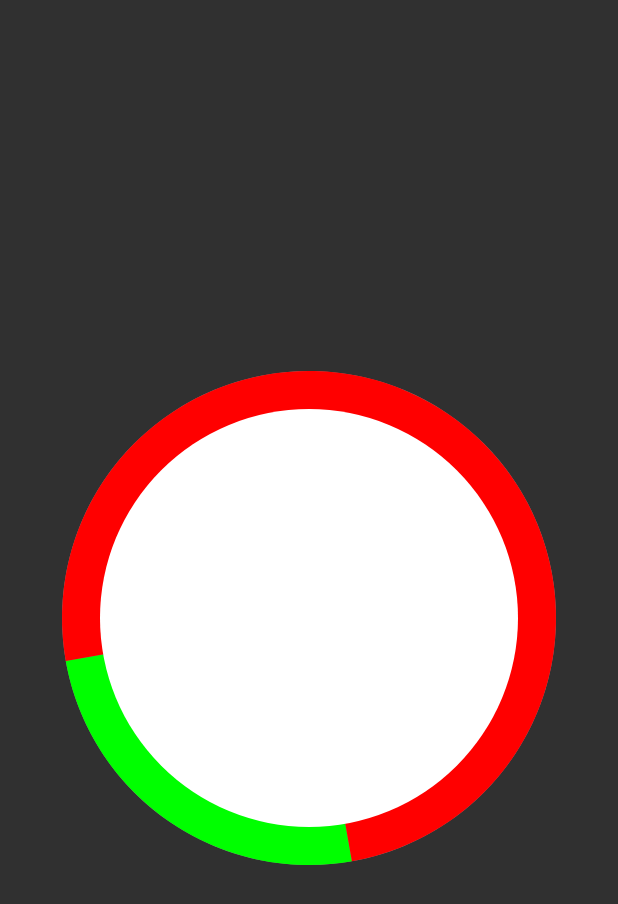
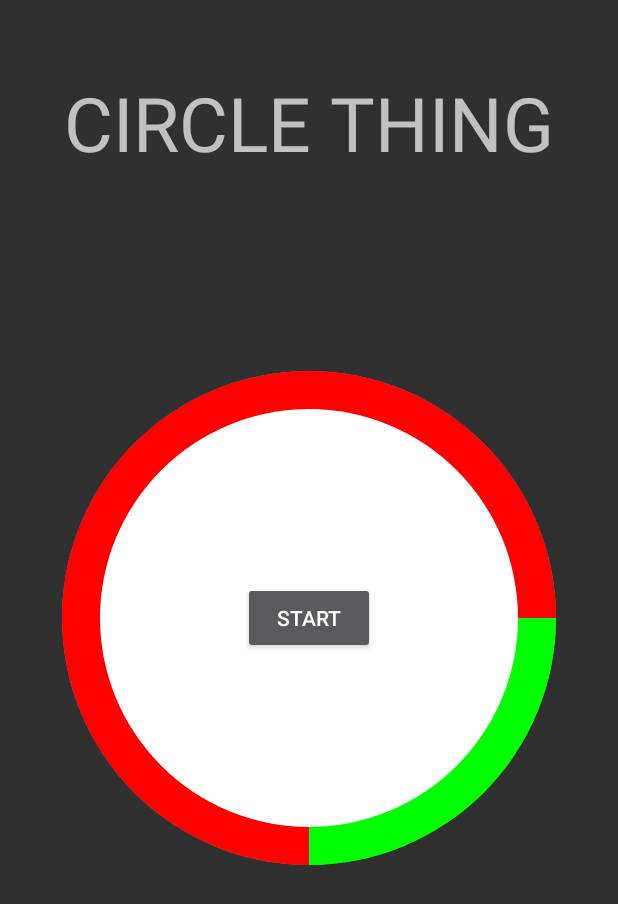
Before and after one commit to agzen2000/CircleThing, an Android app: the screen it shows after launch (MainActivity), on a phone screen of 412 x 824 dp. Shown: the top 904 px of the screen. Run offline under Robolectric (Android 15) with nearby library versions, the phone set to English and light mode, and no system bars.

Commit message:
start screen

```diff
--- a/app/src/main/java/com/games/akash/circlething/Ball.java
+++ b/app/src/main/java/com/games/akash/circlething/Ball.java
@@ -21,9 +21,11 @@ import java.util.Random;
 public class Ball extends View {
 
     private ShapeDrawable ball;
-    int deviceWidth = this.getResources().getDisplayMetrics().widthPixels;
-    int deviceHeight = this.getResources().getDisplayMetrics().heightPixels;
-    public final int RADIUS = deviceWidth/20;
+    private int deviceWidth = this.getResources().getDisplayMetrics().widthPixels;
+    private int deviceHeight = this.getResources().getDisplayMetrics().heightPixels;
+    private int x = deviceWidth /2;
+    private int y = deviceHeight /2;
+    public final int RADIUS = deviceWidth/25;
     private double angle = 1000;
     private static double vX;
     private static double vY;
@@ -32,12 +34,16 @@ public class Ball extends View {
     private static int right;
     private static int top;
     private static int bottom;
-    private boolean stop = false;
+    private boolean start = false;
     private Thread mThread;
+    private Circle ring;
 
-    public Ball(Context context) {
+    public Ball(Context context, Circle c, int speed) {
         super(context);
         init(context);
+        vT = speed;
+        ring = c;
+
     }
 
     public Ball(Context context, AttributeSet attrs) {
@@ -51,8 +57,6 @@ public class Ball extends View {
     }
 
     private void init (Context context) {
-        int x = deviceWidth /2;
-        int y = deviceHeight /2;
 
         ball = new ShapeDrawable(new OvalShape());
         ball.getPaint().setColor(Color.BLUE);
@@ -89,6 +93,14 @@ public class Ball extends View {
             bottom+=vY;
             ball.setBounds(left, top, right, bottom);
             invalidate();
+
+            int relativeX = left - x + RADIUS;
+            int relativeY = top - y + RADIUS;
+            int relativeRadius = ring.radius - ring.x/8 - RADIUS;
+
+            if(relativeRadius * relativeRadius <= relativeX * relativeX + relativeY * relativeY) {
+
+            }
         }
     };
 
@@ -97,9 +109,11 @@ public class Ball extends View {
         @Override
         public void run()
         {
-            while(!stop)
+            while(true)
             {
-                moveHandler.sendEmptyMessage(0);
+                if(start) {
+                    moveHandler.sendEmptyMessage(0);
+                }
                 try {
                     Thread.sleep(10);
                 } catch (InterruptedException e) {
@@ -115,4 +129,8 @@ public class Ball extends View {
     protected void onDraw(Canvas canvas) {
         ball.draw(canvas);
     }
+
+    public void start() {
+        start = true;
+    }
 }
--- a/app/src/main/java/com/games/akash/circlething/Circle.java
+++ b/app/src/main/java/com/games/akash/circlething/Circle.java
@@ -26,9 +26,11 @@ public class Circle extends View
     private ShapeDrawable topCircle;
     private boolean lDown = false;
     private boolean rDown = false;
-    private int angle = 80;
-    int mWidth= this.getResources().getDisplayMetrics().widthPixels;
-    int mHeight= this.getResources().getDisplayMetrics().heightPixels;
+    private int sweep = 90;
+    private boolean start = false;
+    int angle = 0;
+    private int mWidth= this.getResources().getDisplayMetrics().widthPixels;
+    private int mHeight= this.getResources().getDisplayMetrics().heightPixels;
     int radius = 2 * mWidth/5;
     int x = mWidth/2;
     int y = mHeight/2;
@@ -86,20 +88,16 @@ public class Circle extends View
         int eventAction = event.getAction();
 
         int x = (int)event.getX();
-
-
-        // put your code in here to handle the event
+        if(start) {
             switch (eventAction) {
                 case MotionEvent.ACTION_DOWN:
                     //Toast.makeText(getContext(), "Down", Toast.LENGTH_SHORT).show();
-                if(x>=mWidth/2)
-                {
+                    if (x >= mWidth / 2) {
                         rDown = true;
                         Thread t = new Thread(rotate);
                         t.start();
                     }
-                if(x<mWidth/2)
-                {
+                    if (x < mWidth / 2) {
                         lDown = true;
                         Thread t = new Thread(rotate);
                         t.start();
@@ -111,19 +109,18 @@ public class Circle extends View
                     rDown = false;
                     break;
                 case MotionEvent.ACTION_MOVE:
-                if(x>=mWidth/2)
-                {
+                    if (x >= mWidth / 2) {
                         rDown = true;
                         lDown = false;
                     }
-                if(x<mWidth/2)
-                {
+                    if (x < mWidth / 2) {
                         lDown = true;
                         rDown = false;
                     }
             }
 
             invalidate();
+        }
         return true;
     }
 
@@ -147,11 +144,11 @@ public class Circle extends View
     @Override
     protected void onDraw(Canvas canvas)
     {
-        goodGate = new ShapeDrawable(new ArcShape(angle,90));
+        goodGate = new ShapeDrawable(new ArcShape(angle,sweep));
         goodGate.getPaint().setColor(Color.GREEN);
         goodGate.setBounds(x-radius, y-radius, x+radius, y+radius);
 
-        badGate= new ShapeDrawable(new ArcShape(angle+90,270));
+        badGate= new ShapeDrawable(new ArcShape(angle+90,360 - sweep));
         badGate.getPaint().setColor(Color.RED);
         badGate.setBounds(x-radius, y-radius, x+radius, y+radius);
 
@@ -160,4 +157,11 @@ public class Circle extends View
         badGate.draw(canvas);
         topCircle.draw(canvas);
     }
+
+    public void setSweep(int sweep) {
+        this.sweep = sweep;
     }
+    public void start () {
+        start = true;
+    }
+}
--- a/app/src/main/java/com/games/akash/circlething/MainActivity.java
+++ b/app/src/main/java/com/games/akash/circlething/MainActivity.java
@@ -5,23 +5,77 @@ import android.graphics.drawable.shapes.OvalShape;
 import android.support.v7.app.AppCompatActivity;
 import android.os.Bundle;
 import android.graphics.*;
+import android.widget.Button;
 import android.widget.ImageView;
 import android.content.Context;
 import android.view.View;
+import android.widget.RelativeLayout;
+import android.widget.TextView;
+
+import org.w3c.dom.Text;
+
+import java.util.Timer;
+import java.util.TimerTask;
 
 public class MainActivity extends AppCompatActivity
 {
-    Circle c;
+    Circle ring;
+    Ball ball;
+    RelativeLayout mainLayout;
+    Button btn;
+    TextView txt;
+    TextView counter;
+    int sweep = 90;
+    int speed = 5;
+    Timer timer;
+    TimerTask setTxt;
+    int counterNum;
 
     @Override
     protected void onCreate(Bundle savedInstanceState)
     {
         super.onCreate(savedInstanceState);
         setContentView(R.layout.activity_main);
-        c = new Circle(this);
-        setContentView(R.layout.activity_main);
 
+        ring = new Circle(this);
 
+        mainLayout = (RelativeLayout)findViewById(R.id.activity_main);
+        btn = (Button) findViewById(R.id.button);
+        txt = (TextView) findViewById(R.id.textView);
+        counter = (TextView) findViewById(R.id.counter);
+        timer = new Timer();
+        counterNum = 3;
+        setTxt = new TimerTask() {
+            @Override
+            public void run() {
+                counterNum--;
+                    if(counterNum == 0) {
+                        timer.cancel();
+                        ball.start();
+                        ring.start();
+                        counter.setVisibility(View.INVISIBLE);
+                    } else {
+                        counter.setText(String.valueOf(counterNum));
+                    }
+                }
+        };
+        counter.setVisibility(View.INVISIBLE);
+        mainLayout.addView(ring, RelativeLayout.LayoutParams.MATCH_PARENT,RelativeLayout.LayoutParams.MATCH_PARENT);
+        btn.bringToFront();
+        txt.bringToFront();
+
+        btn.setOnClickListener(new View.OnClickListener() {
+            @Override
+            public void onClick(View v) {
+                ball = new Ball(getApplicationContext(), ring, speed);
+                mainLayout.addView(ball, RelativeLayout.LayoutParams.MATCH_PARENT,RelativeLayout.LayoutParams.MATCH_PARENT);
+                btn.setVisibility(View.INVISIBLE);
+                txt.setVisibility(View.INVISIBLE);
+                counter.bringToFront();
+                counter.setVisibility(View.VISIBLE);
+                timer.schedule(setTxt, 1000);
+            }
+        });
 
     }
 }
--- a/app/src/main/res/layout/activity_main.xml
+++ b/app/src/main/res/layout/activity_main.xml
@@ -1,19 +1,38 @@
 <?xml version="1.0" encoding="utf-8"?>
-<FrameLayout xmlns:android="http://schemas.android.com/apk/res/android"
+<RelativeLayout xmlns:android="http://schemas.android.com/apk/res/android"
     xmlns:tools="http://schemas.android.com/tools"
     android:id="@+id/activity_main"
     android:layout_width="match_parent"
     android:layout_height="match_parent"
     tools:context="com.games.akash.circlething.MainActivity">
 
-    <com.games.akash.circlething.Circle
-        android:layout_width="match_parent"
-        android:layout_height="match_parent"
-        android:id="@+id/circle" />
 
-    <com.games.akash.circlething.Ball
-        android:layout_width="match_parent"
-        android:layout_height="match_parent" />
+    <Button
+        android:id="@+id/button"
+        android:layout_width="wrap_content"
+        android:layout_height="wrap_content"
+        android:layout_centerHorizontal="true"
+        android:layout_centerVertical="true"
+        android:text="Start" />
 
+    <TextView
+        android:id="@+id/textView"
+        android:layout_width="wrap_content"
+        android:layout_height="wrap_content"
+        android:layout_alignParentTop="true"
+        android:layout_centerHorizontal="true"
+        android:layout_marginTop="48dp"
+        android:textSize="50dp"
+        android:text="CIRCLE THING" />
 
-</FrameLayout>
+    <TextView
+        android:id="@+id/counter"
+        android:layout_width="wrap_content"
+        android:layout_height="wrap_content"
+        android:layout_centerHorizontal="true"
+        android:layout_centerVertical="true"
+        android:textSize="150dp"
+        android:textColor="#000000"
+        android:text="3" />
+
+</RelativeLayout>
--- a/build.gradle
+++ b/build.gradle
@@ -5,7 +5,7 @@ buildscript {
         jcenter()
     }
     dependencies {
-        classpath 'com.android.tools.build:gradle:2.2.3'
+        classpath 'com.android.tools.build:gradle:2.3.2'
 
         // NOTE: Do not place your application dependencies here; they belong
         // in the individual module build.gradle files
```
Also changed, not shown: gradle/wrapper/gradle-wrapper.properties. Lines whose indentation alone changed are shown as unchanged.
